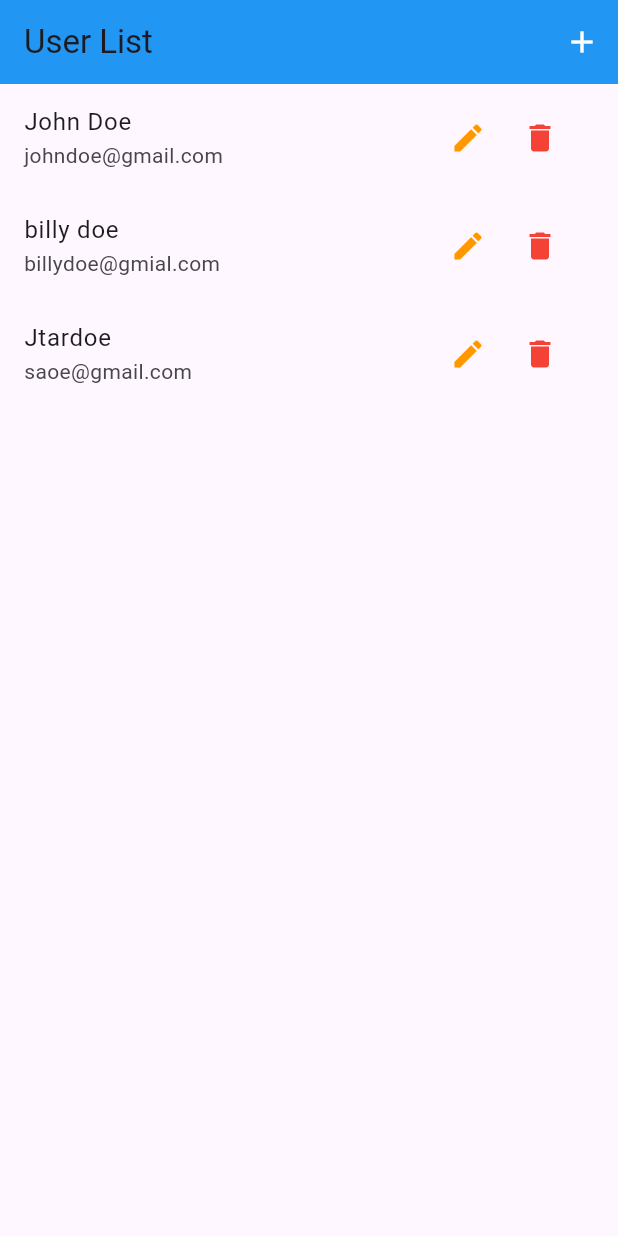
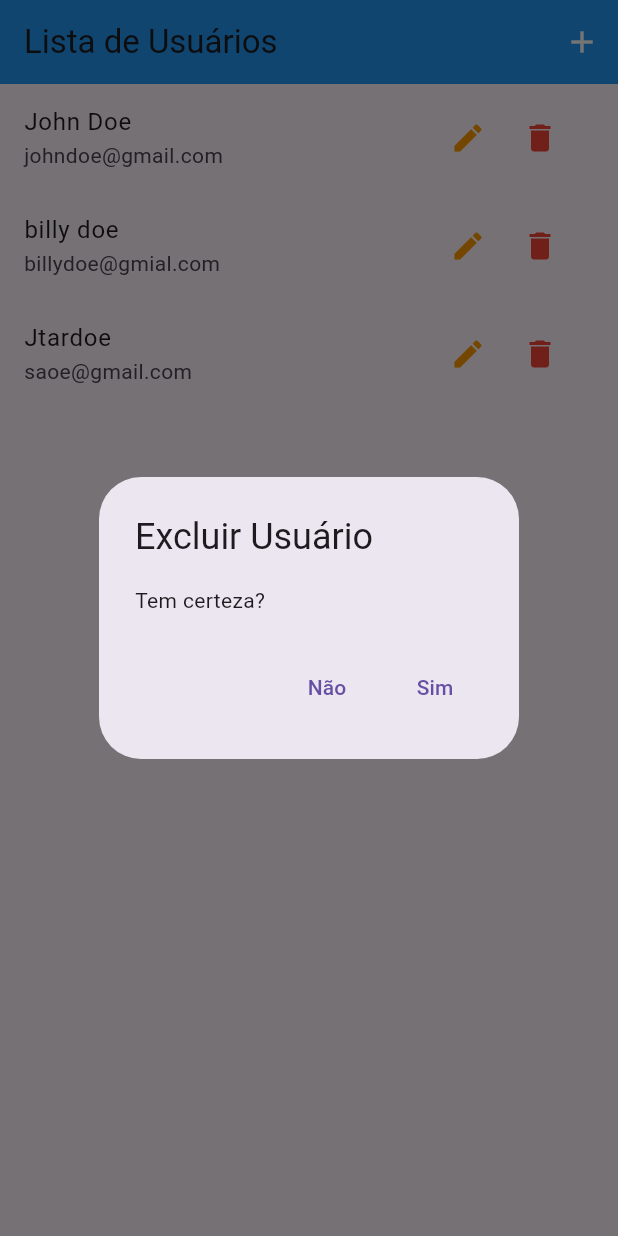
Before and after one commit to oAnthonyG/cadastro_flutter_crud, a Flutter app: the screen it shows after launch, after a tap on the "delete" icon, on a phone screen of 412 x 824 dp. Run offline on Flutter 3.47's test engine with Material 3 defaults, Android fonts, the phone set to English and light mode, and no system bars.

Commit message:
created a function delete

```diff
--- a/lib/components/user_tile.dart
+++ b/lib/components/user_tile.dart
@@ -1,6 +1,8 @@
 import 'package:cadastro_crud/models/user.dart';
+import 'package:cadastro_crud/provider/users.dart';
 import 'package:cadastro_crud/routes/app_routes.dart';
 import 'package:flutter/material.dart';
+import 'package:provider/provider.dart';
 
 class UserTile extends StatelessWidget {
   final User user;
@@ -11,7 +13,7 @@ class UserTile extends StatelessWidget {
     return ListTile(
       title: Text(user.name),
       subtitle: Text(user.email),
-      trailing: Container(
+      trailing: SizedBox(
         width: 100,
         child: Row(
           children: <Widget>[
@@ -27,7 +29,32 @@ class UserTile extends StatelessWidget {
             IconButton(
               icon: Icon(Icons.delete),
               color: Colors.red,
-              onPressed: () {},
+              onPressed: () {
+                final usersProvider = Provider.of<UsersProvider>(context, listen: false);
+
+                showDialog(context: context, builder: (ctx) => AlertDialog(
+                  title: Text('Excluir Usuário'),
+                  content: Text('Tem certeza?'),
+                  actions: <Widget>[
+                    TextButton(
+                      child: Text('Não'),
+                      onPressed: () {
+                        Navigator.of(context).pop(false);
+                      },
+                    ),
+                    TextButton(
+                      child: Text('Sim'),
+                      onPressed: () {
+                        Navigator.of(context).pop(true);
+                      },
+                    ),
+                  ],
+                )).then((confirmed) {
+                  if (confirmed != null && confirmed) {
+                    usersProvider.remove(user);
+                  }
+                });
+              },
             ),
           ],
         ),
--- a/lib/provider/users.dart
+++ b/lib/provider/users.dart
@@ -20,12 +20,8 @@ class UsersProvider with ChangeNotifier {
   }
 
   void put(User user) {
-    if (user == null) {
-      return;
-    }
 
-    if (user.id != null &&
-        user.id.trim().isNotEmpty &&
+    if (user.id.trim().isNotEmpty &&
         _items.containsKey(user.id)) {
       _items.update(
         user.id,
@@ -55,9 +51,10 @@ class UsersProvider with ChangeNotifier {
   }
 
   void remove(User user) {
-    if (user != null && user.id != null) {
+    if (user.id.trim().isNotEmpty) {
       _items.remove(user.id);
       notifyListeners();
     }
   }
+
 }
--- a/lib/views/user_list.dart
+++ b/lib/views/user_list.dart
@@ -12,7 +12,7 @@ class UserList extends StatelessWidget {
     return Scaffold(
       appBar: AppBar(
 
-        title: Text('User List'),
+        title: Text('Lista de Usuários'),
         actions: <Widget>[
           IconButton(
             icon: Icon(Icons.add, color: Colors.white),
```
Also changed, not shown: lib/views/user_form.dart (+17 -1 lines).
